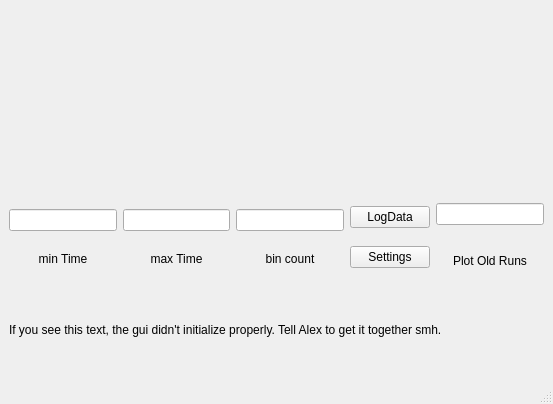
Old version of the form TDC/TDCGUI_MultiWindow.ui in the repository gmondee/BigGUI.
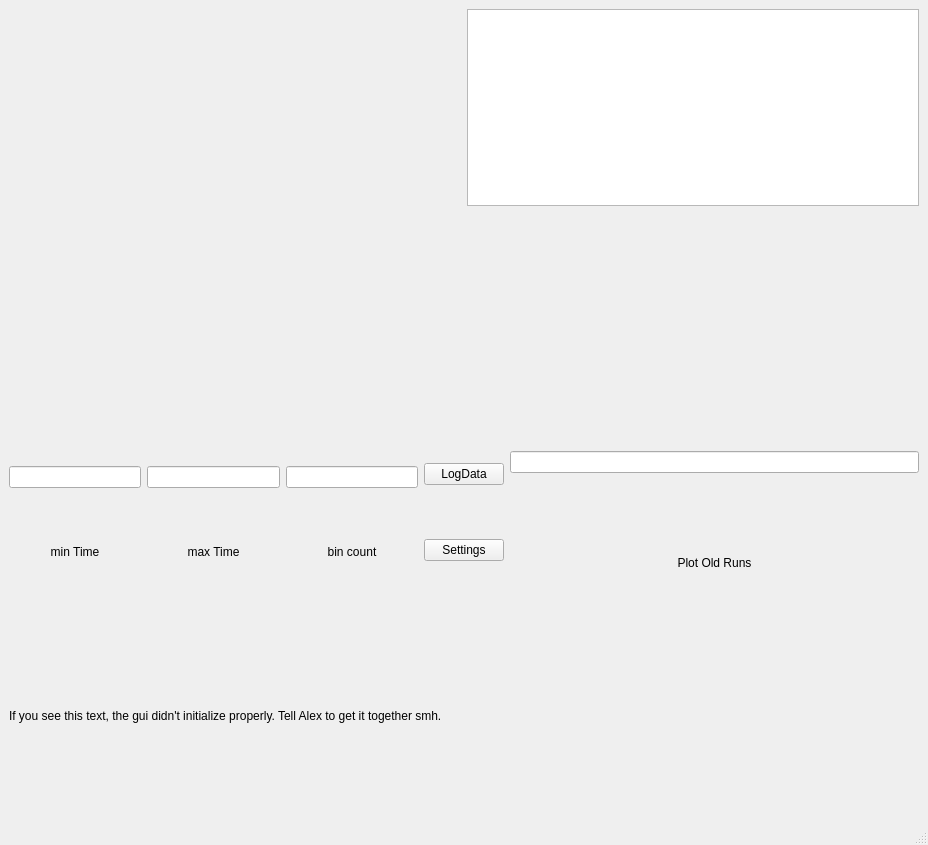
New version of the form. Custom widgets are drawn as their Qt base class.

Commit message: add list selection to tdc

What changed in the file:
```diff
--- a/TDC/TDCGUI_MultiWindow.ui
+++ b/TDC/TDCGUI_MultiWindow.ui
@@ -6,8 +6,8 @@
    <rect>
     <x>0</x>
     <y>0</y>
-    <width>553</width>
-    <height>404</height>
+    <width>928</width>
+    <height>845</height>
    </rect>
   </property>
   <property name="windowTitle">
@@ -18,14 +18,7 @@
     <bool>true</bool>
    </property>
    <layout class="QGridLayout" name="gridLayout_2">
-    <item row="0" column="1">
-     <widget class="PlotWidget" name="timeStreamPlotWidget" native="true">
-      <property name="autoFillBackground">
-       <bool>true</bool>
-      </property>
-     </widget>
-    </item>
-    <item row="1" column="1">
+    <item row="2" column="1">
      <layout class="QGridLayout" name="gridLayout">
       <item row="0" column="0">
        <widget class="PlotWidget" name="tofPlotWidget" native="true">
@@ -36,7 +29,20 @@
       </item>
      </layout>
     </item>
-    <item row="2" column="1">
+    <item row="4" column="1">
+     <widget class="QLabel" name="settingsLabel">
+      <property name="sizePolicy">
+       <sizepolicy hsizetype="Preferred" vsizetype="Minimum">
+        <horstretch>0</horstretch>
+        <verstretch>0</verstretch>
+       </sizepolicy>
+      </property>
+      <property name="text">
+       <string>If you see this text, the gui didn't initialize properly. Tell Alex to get it together smh.</string>
+      </property>
+     </widget>
+    </item>
+    <item row="3" column="1">
      <layout class="QHBoxLayout" name="horizontalLayout">
       <item>
        <layout class="QGridLayout" name="gridLayout_3">
@@ -158,18 +164,32 @@
       </item>
      </layout>
     </item>
-    <item row="3" column="1">
-     <widget class="QLabel" name="settingsLabel">
-      <property name="sizePolicy">
-       <sizepolicy hsizetype="Preferred" vsizetype="Minimum">
-        <horstretch>0</horstretch>
-        <verstretch>0</verstretch>
-       </sizepolicy>
-      </property>
-      <property name="text">
-       <string>If you see this text, the gui didn't initialize properly. Tell Alex to get it together smh.</string>
-      </property>
-     </widget>
+    <item row="1" column="1">
+     <layout class="QHBoxLayout" name="horizontalLayout_2">
+      <item>
+       <widget class="PlotWidget" name="timeStreamPlotWidget" native="true">
+        <property name="autoFillBackground">
+         <bool>true</bool>
+        </property>
+       </widget>
+      </item>
+      <item>
+       <widget class="QListWidget" name="QListWidgetOldStateSelection">
+        <property name="sizePolicy">
+         <sizepolicy hsizetype="Preferred" vsizetype="Preferred">
+          <horstretch>0</horstretch>
+          <verstretch>0</verstretch>
+         </sizepolicy>
+        </property>
+        <property name="selectionMode">
+         <enum>QAbstractItemView::SelectionMode::MultiSelection</enum>
+        </property>
+        <property name="selectionBehavior">
+         <enum>QAbstractItemView::SelectionBehavior::SelectRows</enum>
+        </property>
+       </widget>
+      </item>
+     </layout>
     </item>
    </layout>
   </widget>
```
Left out of the diff: 24 changed lines with no effect on the pictures. The commit also changes 1 other file.
